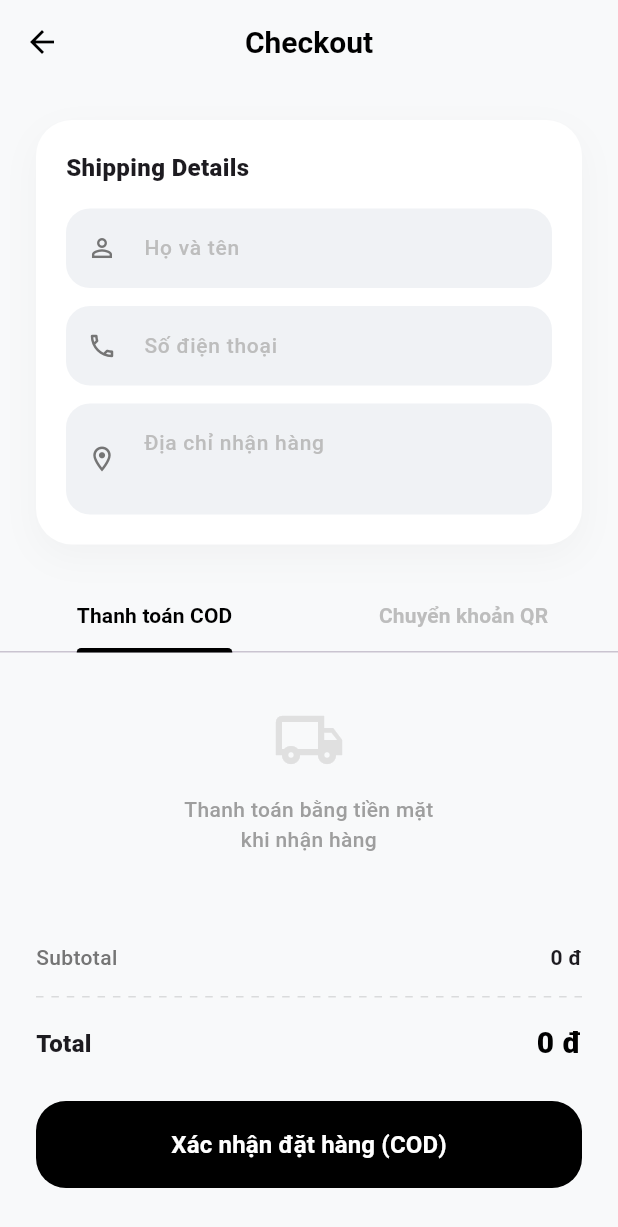
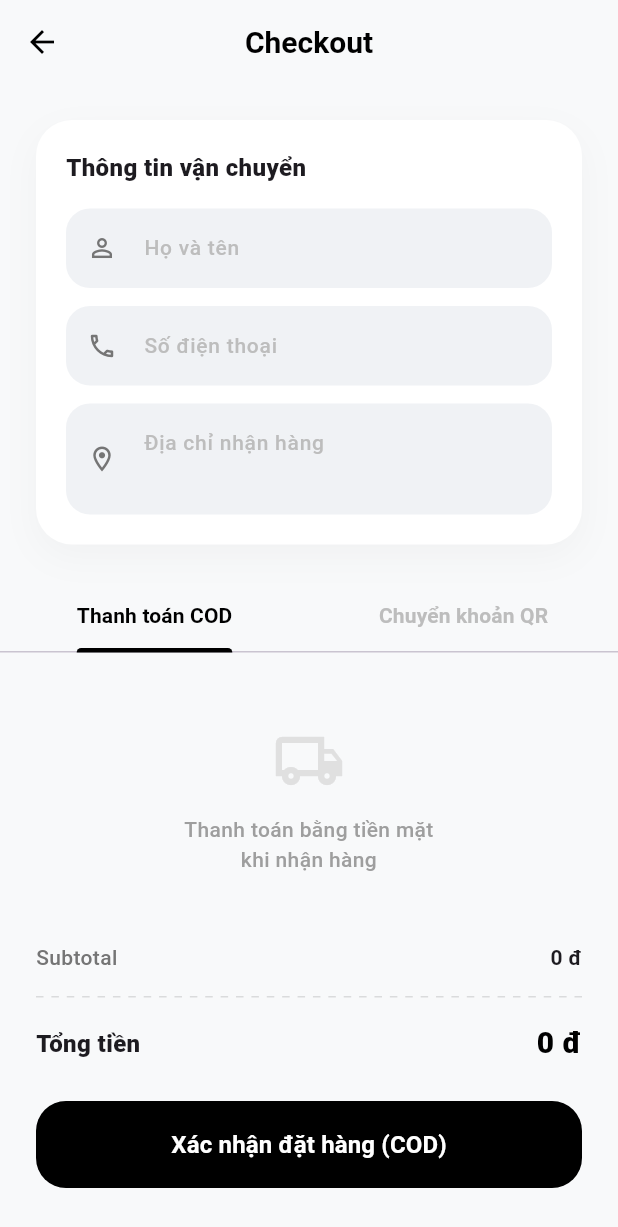
Before and after one commit to phong-it/pt_group_android, a Flutter app: the CartScreen screen opened by its route, after a tap on "Thực hiện thanh toán", on a phone screen of 412 x 824 dp. Shown: the top 1227 px of the screen. Run offline on Flutter 3.47's test engine with Material 3 defaults, Android fonts, the phone set to English and light mode, and no system bars; our stand-ins replace cached_network_image, cloud_firestore, firebase_auth, firebase_core, geolocator, google_maps_flutter and 3 more; missing offline and left inert: flutter_polyline_points; accounts and stored records are empty; network calls fail.

Commit message:
17. fix loi UI

```diff
--- a/ECO_app/lib/features/cart/screens/widgets/cart_summary_footer.dart
+++ b/ECO_app/lib/features/cart/screens/widgets/cart_summary_footer.dart
@@ -20,20 +20,20 @@ class CartSummaryFooter extends StatelessWidget {
         crossAxisAlignment: CrossAxisAlignment.start,
         mainAxisSize: MainAxisSize.min,
         children: [
-          const Text('Amount', style: TextStyle(fontSize: 18, fontWeight: FontWeight.bold)),
+          const Text('Số lượng', style: TextStyle(fontSize: 18, fontWeight: FontWeight.bold)),
           const SizedBox(height: 16),
-          _row('Item total', isMarket ? Formatters.money(cart.totalMarketPrice) : '${cart.totalRecyclePoints} pts'),
+          _row('Giá sản phẩm', isMarket ? Formatters.money(cart.totalMarketPrice) : '${cart.totalRecyclePoints} pts'),
 
           if (isMarket) ...[
             const SizedBox(height: 10),
-            _row('Delivery fee', '30.000 ₫'),
+            _row('Phí vận chuyển', '30.000 ₫'),
             const Padding(padding: EdgeInsets.symmetric(vertical: 16), child: _DottedSeparator()),
           ],
 
           Row(
             mainAxisAlignment: MainAxisAlignment.spaceBetween,
             children: [
-              const Text('Total', style: TextStyle(fontWeight: FontWeight.bold)),
+              const Text('Tổng tiền', style: TextStyle(fontSize: 18, fontWeight: FontWeight.bold)),
               Text(
                 isMarket ? Formatters.money(cart.totalMarketPrice + 30000) : '${cart.totalRecyclePoints} pts',
                 style: const TextStyle(fontSize: 18, fontWeight: FontWeight.bold),
@@ -67,7 +67,7 @@ class CartSummaryFooter extends StatelessWidget {
         ),
         onPressed: () => Navigator.pushNamed(context, AppRoutes.checkout),
         child: Text(
-          isMarket ? 'Thực hiện thanh toán' : 'Book Collection',
+          isMarket ? 'Thực hiện thanh toán' : 'Đặt lịch thu gom',
           style: const TextStyle(
             fontSize: 16,
             fontWeight: FontWeight.w600,
--- a/ECO_app/lib/features/checkout/screens/checkout_screen.dart
+++ b/ECO_app/lib/features/checkout/screens/checkout_screen.dart
@@ -97,6 +97,8 @@ class _CheckoutScreenState extends State<CheckoutScreen> with SingleTickerProvid
   @override
   Widget build(BuildContext context) {
     final backgroundColor = const Color(0xFFF8F9FA);
+    // Kiểm tra bàn phím
+    final isKeyboardOpen = MediaQuery.of(context).viewInsets.bottom > 0;
 
     return Scaffold(
       backgroundColor: backgroundColor,
@@ -110,22 +112,22 @@ class _CheckoutScreenState extends State<CheckoutScreen> with SingleTickerProvid
           style: TextStyle(fontSize: 20, fontWeight: FontWeight.w700),
         ),
       ),
-      body: Column(
-        children: [
-          Expanded(
-            child: CheckoutFormSection(
+      // 1. Chỉ gọi FormSection ở body
+      body: CheckoutFormSection(
         nameController: _nameController,
         phoneController: _phoneController,
         addressController: _addressController,
         tabController: _tabController,
       ),
-          ),
-          CheckoutSummaryFooter(
+      // 2. Chuyển Footer xuống bottomNavigationBar, tự động biến mất khi bật phím
+      bottomNavigationBar: isKeyboardOpen
+          ? const SizedBox.shrink()
+          : SafeArea(
+              child: CheckoutSummaryFooter(
                 isLoading: _isLoading,
                 tabIndex: _tabController.index,
                 onConfirm: _onConfirmOrder,
               ),
-        ],
             ),
     );
   }
--- a/ECO_app/lib/features/checkout/screens/widgets/checkout_form_section.dart
+++ b/ECO_app/lib/features/checkout/screens/widgets/checkout_form_section.dart
@@ -18,7 +18,11 @@ class CheckoutFormSection extends StatelessWidget {
 
   @override
   Widget build(BuildContext context) {
-    return Column(
+    // Thẻ cha duy nhất là SingleChildScrollView
+    return SingleChildScrollView(
+      physics: const BouncingScrollPhysics(), // Hiệu ứng cuộn mượt
+      padding: const EdgeInsets.only(bottom: 40), // Đệm đáy tránh lẹm chữ
+      child: Column(
         children: [
           // THẺ THÔNG TIN NHẬN HÀNG
           Container(
@@ -39,7 +43,7 @@ class CheckoutFormSection extends StatelessWidget {
               crossAxisAlignment: CrossAxisAlignment.start,
               children: [
                 const Text(
-                'Shipping Details',
+                  'Thông tin vận chuyển',
                   style: TextStyle(fontSize: 16, fontWeight: FontWeight.w800),
                 ),
                 const SizedBox(height: 16),
@@ -67,17 +71,20 @@ class CheckoutFormSection extends StatelessWidget {
             ],
           ),
 
-        // NỘI DUNG TAB (Expanded để lấp đầy khoảng trống còn lại)
-        Expanded(
-          child: TabBarView(
-            controller: tabController,
-            children: [
-              _buildCODTab(),
-              _buildQRTab(context),
+          // NỘI DUNG TAB (Dùng AnimatedBuilder, TUYỆT ĐỐI KHÔNG DÙNG EXPANDED Ở ĐÂY)
+          AnimatedBuilder(
+            animation: tabController,
+            builder: (context, child) {
+              return Padding(
+                padding: const EdgeInsets.only(top: 24.0),
+                child: tabController.index == 0
+                    ? _buildCODTab()
+                    : _buildQRTab(context),
+              );
+            },
+          ),
         ],
       ),
-        ),
-      ],
     );
   }
 
@@ -103,9 +110,10 @@ class CheckoutFormSection extends StatelessWidget {
   }
 
   Widget _buildCODTab() {
-    return Center(
+    return Padding(
+      padding: const EdgeInsets.symmetric(vertical: 24),
       child: Column(
-        mainAxisAlignment: MainAxisAlignment.center,
+        mainAxisSize: MainAxisSize.min, // Giúp Column chỉ chiếm diện tích vừa đủ
         children: [
           Icon(Icons.local_shipping_outlined, size: 48, color: Colors.grey.shade300),
           const SizedBox(height: 12),
--- a/ECO_app/lib/features/checkout/screens/widgets/checkout_summary_footer.dart
+++ b/ECO_app/lib/features/checkout/screens/widgets/checkout_summary_footer.dart
@@ -41,7 +41,7 @@ class CheckoutSummaryFooter extends StatelessWidget {
           Row(
             mainAxisAlignment: MainAxisAlignment.spaceBetween,
             children: [
-              const Text('Total', style: TextStyle(fontSize: 16, fontWeight: FontWeight.w800)),
+              const Text('Tổng tiền', style: TextStyle(fontSize: 16, fontWeight: FontWeight.w800)),
               Text(
                 '${cart.totalMarketPrice.toStringAsFixed(0)} đ',
                 style: const TextStyle(fontSize: 20, fontWeight: FontWeight.w800, color: Colors.black),
```
Lines whose indentation alone changed are shown as unchanged.
